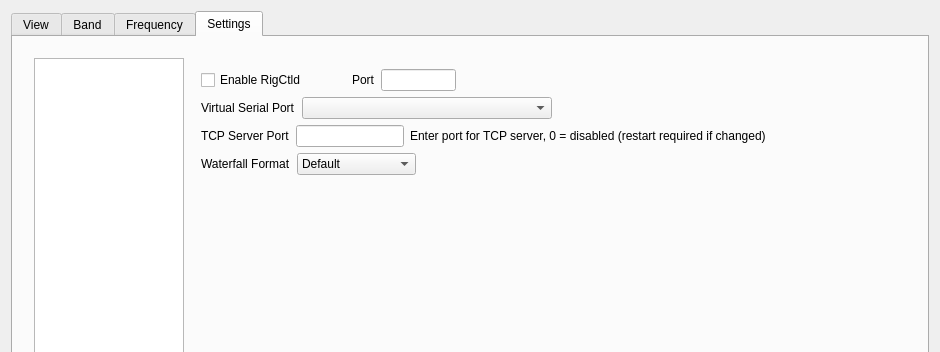
The window that wfmain.ui (adecarolis/wfweb) describes before a commit, drawn with Qt 5; both pictures show x 0 to 940 and y 0 to 352 of the 940 by 569 pixel window.
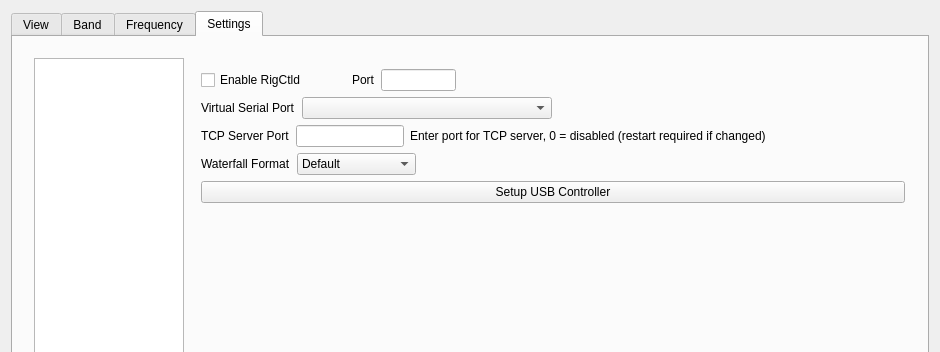
The same window after the commit. The open tabs and pages were chosen to show the change. Custom widgets are drawn as their Qt base class.

```diff
--- a/wfmain.ui
+++ b/wfmain.ui
@@ -3640,6 +3640,13 @@
                 </item>
                </layout>
               </item>
+              <item>
+               <widget class="QPushButton" name="usbControllerBtn">
+                <property name="text">
+                 <string>Setup USB Controller</string>
+                </property>
+               </widget>
+              </item>
               <item>
                <spacer name="verticalSpacer_4">
                 <property name="orientation">
```
Left out of the diff: 2 changed lines with no effect on the pictures.
